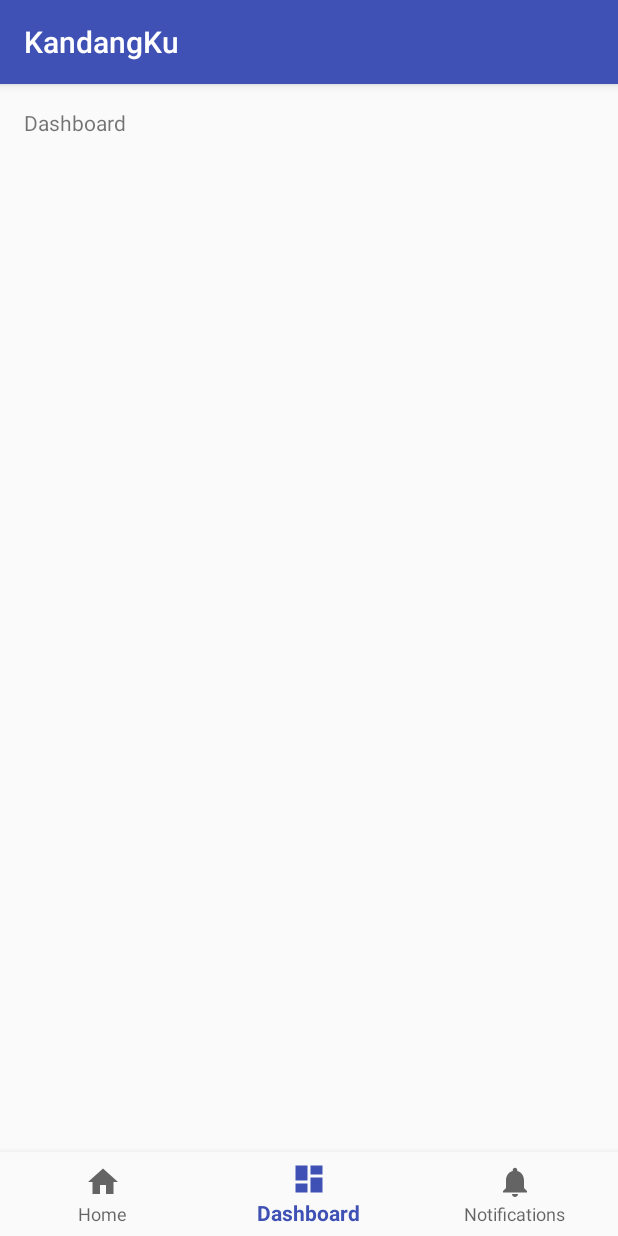
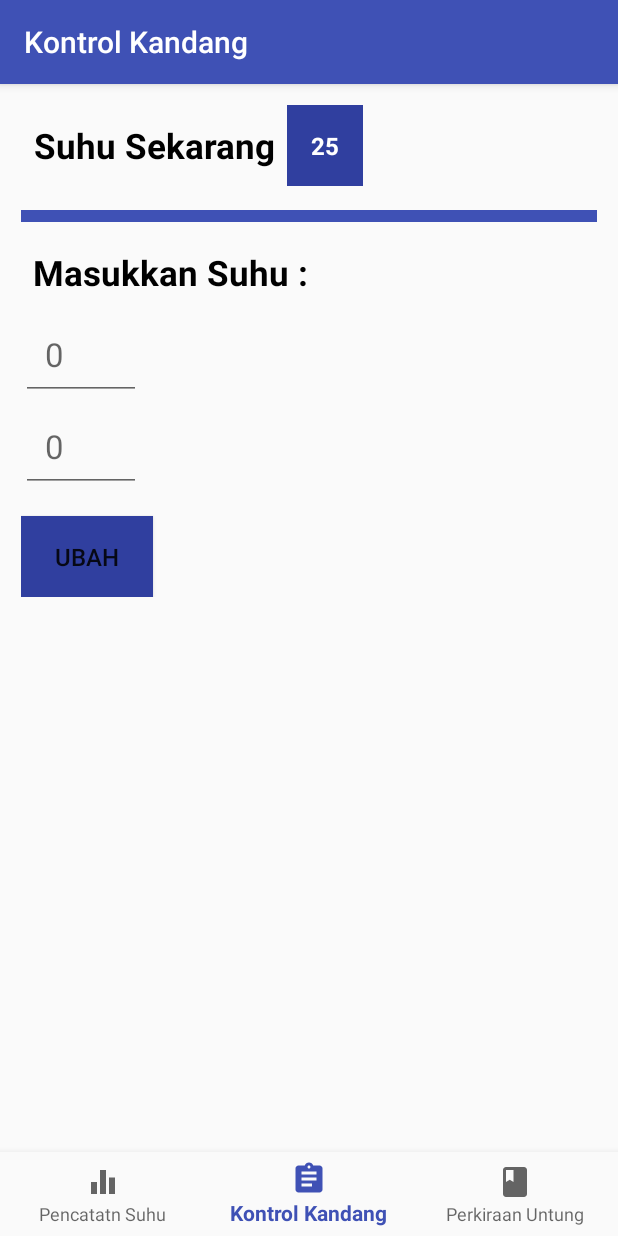
Before and after one commit to isepmm/KandangKu, an Android app: the screen it shows after launch (MainActivity), item 2 of the bottom bar chosen, on a phone screen of 412 x 824 dp. Run offline under Robolectric (Android 15) with nearby library versions, the phone set to English and light mode, and no system bars.

Commit message:
Fragment

```diff
--- a/app/build.gradle
+++ b/app/build.gradle
@@ -28,5 +28,6 @@ dependencies {
     compile 'com.android.support:appcompat-v7:26.+'
     compile 'com.android.support:design:26.+'
     compile 'com.android.support:support-vector-drawable:26.+'
+    compile 'com.android.support.constraint:constraint-layout:1.0.2'
     testCompile 'junit:junit:4.12'
 }
--- a/app/src/main/AndroidManifest.xml
+++ b/app/src/main/AndroidManifest.xml
@@ -18,6 +18,9 @@
                 <category android:name="android.intent.category.LAUNCHER" />
             </intent-filter>
         </activity>
+        <activity android:name=".FragmentKontrolKandang" />
+        <activity android:name=".FragmentPencatatanSuhu" />
+        <activity android:name=".FragmentPerkiraanUntung" />
     </application>
 
 </manifest>
--- /dev/null
+++ b/app/src/main/java/com/example/isepmm/kandangku/FragmentKontrolKandang.java
@@ -0,0 +1,21 @@
+package com.example.isepmm.kandangku;
+
+import android.support.annotation.Nullable;
+import android.support.v7.app.AppCompatActivity;
+import android.os.Bundle;
+import android.view.LayoutInflater;
+import android.view.View;
+import android.view.ViewGroup;
+
+public class FragmentKontrolKandang extends android.support.v4.app.Fragment {
+
+    public FragmentKontrolKandang(){
+
+    }
+
+    @Override
+    public View onCreateView(LayoutInflater inflater, ViewGroup container, Bundle savedInstanceState) {
+        View view = inflater.inflate(R.layout.activity_fragment_kontrol_kandang, container, false);
+        return view;
+    }
+}
--- /dev/null
+++ b/app/src/main/java/com/example/isepmm/kandangku/FragmentPencatatanSuhu.java
@@ -0,0 +1,20 @@
+package com.example.isepmm.kandangku;
+
+import android.support.v7.app.AppCompatActivity;
+import android.os.Bundle;
+import android.view.LayoutInflater;
+import android.view.View;
+import android.view.ViewGroup;
+
+public class FragmentPencatatanSuhu extends android.support.v4.app.Fragment {
+
+    public FragmentPencatatanSuhu (){
+
+    }
+
+    @Override
+    public View onCreateView(LayoutInflater inflater, ViewGroup container, Bundle savedInstanceState) {
+        View view = inflater.inflate(R.layout.activity_fragment_pencatatan_suhu, container, false);
+        return view;
+    }
+}
--- /dev/null
+++ b/app/src/main/java/com/example/isepmm/kandangku/FragmentPerkiraanUntung.java
@@ -0,0 +1,20 @@
+package com.example.isepmm.kandangku;
+
+import android.support.v7.app.AppCompatActivity;
+import android.os.Bundle;
+import android.view.LayoutInflater;
+import android.view.View;
+import android.view.ViewGroup;
+
+public class FragmentPerkiraanUntung extends android.support.v4.app.Fragment {
+
+    public FragmentPerkiraanUntung (){
+
+    }
+
+    @Override
+    public View onCreateView(LayoutInflater inflater, ViewGroup container, Bundle savedInstanceState) {
+        View view = inflater.inflate(R.layout.activity_fragment_perkiraan_untung, container, false);
+        return view;
+    }
+}
--- a/app/src/main/java/com/example/isepmm/kandangku/MainActivity.java
+++ b/app/src/main/java/com/example/isepmm/kandangku/MainActivity.java
@@ -1,45 +1,77 @@
 package com.example.isepmm.kandangku;
 
+import android.content.DialogInterface;
 import android.os.Bundle;
 import android.support.annotation.NonNull;
 import android.support.design.widget.BottomNavigationView;
+import android.support.v7.app.AlertDialog;
 import android.support.v7.app.AppCompatActivity;
+import android.view.KeyEvent;
 import android.view.MenuItem;
 import android.widget.TextView;
 
 public class MainActivity extends AppCompatActivity {
 
-    private TextView mTextMessage;
-
     private BottomNavigationView.OnNavigationItemSelectedListener mOnNavigationItemSelectedListener
             = new BottomNavigationView.OnNavigationItemSelectedListener() {
+
+        FragmentPencatatanSuhu fragmentPencatatanSuhu = new FragmentPencatatanSuhu();
+        FragmentKontrolKandang fragmentKontrolKandang = new FragmentKontrolKandang();
+        FragmentPerkiraanUntung fragmentPerkiraanUntung = new FragmentPerkiraanUntung();
 
         @Override
         public boolean onNavigationItemSelected(@NonNull MenuItem item) {
             switch (item.getItemId()) {
-                case R.id.navigation_home:
-                    mTextMessage.setText(R.string.title_home);
-                    return true;
-                case R.id.navigation_dashboard:
-                    mTextMessage.setText(R.string.title_dashboard);
-                    return true;
-                case R.id.navigation_notifications:
-                    mTextMessage.setText(R.string.title_notifications);
-                    return true;
+                case R.id.navigation_pencatatan_suhu:
+                    setTitle(R.string.pencatatn_suhu);
+                    changeFragment(new FragmentPencatatanSuhu());
+                    break;
+                case R.id.navigation_kontrol_kandang:
+                    setTitle(R.string.kontrol_kandang);
+                    changeFragment(new FragmentKontrolKandang());
+                    break;
+                case R.id.navigation_perkiraan_untung:
+                    setTitle(R.string.perkiraan_untung);
+                    changeFragment(new FragmentPerkiraanUntung());
+                    break;
             }
-            return false;
+            return true;
         }
+    };
 
-    };
+    public void changeFragment(android.support.v4.app.Fragment fragment) {
+        android.support.v4.app.FragmentTransaction transaction = getSupportFragmentManager().beginTransaction();
+        transaction.addToBackStack(null);
+        transaction.replace(R.id.content, fragment).commit();
+    }
 
     @Override
     protected void onCreate(Bundle savedInstanceState) {
         super.onCreate(savedInstanceState);
         setContentView(R.layout.activity_main);
 
-        mTextMessage = (TextView) findViewById(R.id.message);
         BottomNavigationView navigation = (BottomNavigationView) findViewById(R.id.navigation);
         navigation.setOnNavigationItemSelectedListener(mOnNavigationItemSelectedListener);
+
+        changeFragment(new FragmentPencatatanSuhu());
+        setTitle(R.string.pencatatn_suhu);
     }
 
+    @Override
+    public void onBackPressed() {
+        AlertDialog.Builder alertbox = new AlertDialog.Builder(this);
+        alertbox.setMessage(R.string.exit)
+                .setPositiveButton(R.string.yes, new DialogInterface.OnClickListener() {
+                    public void onClick(DialogInterface arg0, int arg1) {
+                        moveTaskToBack(true);
+                    }
+                })
+                .setNegativeButton(R.string.no, new DialogInterface.OnClickListener() {
+
+                    public void onClick(DialogInterface arg0, int arg1) {
+                        arg0.dismiss();
+                    }
+                })
+                .show();
+    }
 }
--- /dev/null
+++ b/app/src/main/res/drawable/kontrol_kandang.xml
@@ -0,0 +1,9 @@
+<vector xmlns:android="http://schemas.android.com/apk/res/android"
+        android:width="24dp"
+        android:height="24dp"
+        android:viewportWidth="24.0"
+        android:viewportHeight="24.0">
+    <path
+        android:fillColor="#FF000000"
+        android:pathData="M19,3h-4.18C14.4,1.84 13.3,1 12,1c-1.3,0 -2.4,0.84 -2.82,2L5,3c-1.1,0 -2,0.9 -2,2v14c0,1.1 0.9,2 2,2h14c1.1,0 2,-0.9 2,-2L21,5c0,-1.1 -0.9,-2 -2,-2zM12,3c0.55,0 1,0.45 1,1s-0.45,1 -1,1 -1,-0.45 -1,-1 0.45,-1 1,-1zM14,17L7,17v-2h7v2zM17,13L7,13v-2h10v2zM17,9L7,9L7,7h10v2z"/>
+</vector>
--- /dev/null
+++ b/app/src/main/res/drawable/pencatatan_suhu.xml
@@ -0,0 +1,9 @@
+<vector xmlns:android="http://schemas.android.com/apk/res/android"
+        android:width="24dp"
+        android:height="24dp"
+        android:viewportWidth="24.0"
+        android:viewportHeight="24.0">
+    <path
+        android:fillColor="#FF000000"
+        android:pathData="M10,20h4L14,4h-4v16zM4,20h4v-8L4,12v8zM16,9v11h4L20,9h-4z"/>
+</vector>
--- /dev/null
+++ b/app/src/main/res/drawable/perkiraan_untung.xml
@@ -0,0 +1,9 @@
+<vector xmlns:android="http://schemas.android.com/apk/res/android"
+        android:width="24dp"
+        android:height="24dp"
+        android:viewportWidth="24.0"
+        android:viewportHeight="24.0">
+    <path
+        android:fillColor="#FF000000"
+        android:pathData="M18,2H6c-1.1,0 -2,0.9 -2,2v16c0,1.1 0.9,2 2,2h12c1.1,0 2,-0.9 2,-2V4c0,-1.1 -0.9,-2 -2,-2zM6,4h5v8l-2.5,-1.5L6,12V4z"/>
+</vector>
--- /dev/null
+++ b/app/src/main/res/layout/activity_fragment_kontrol_kandang.xml
@@ -0,0 +1,102 @@
+<?xml version="1.0" encoding="utf-8"?>
+<ScrollView xmlns:android="http://schemas.android.com/apk/res/android"
+    xmlns:app="http://schemas.android.com/apk/res-auto"
+    xmlns:tools="http://schemas.android.com/tools"
+    android:layout_width="match_parent"
+    android:layout_height="match_parent"
+    tools:context="com.example.isepmm.kandangku.FragmentKontrolKandang">
+
+    <android.support.v4.widget.NestedScrollView
+        android:layout_width="match_parent"
+        android:layout_height="match_parent">
+
+        <LinearLayout
+            xmlns:android="http://schemas.android.com/apk/res/android"
+            android:layout_width="match_parent"
+            android:layout_height="wrap_content"
+            android:layout_margin="14dp"
+            android:orientation="vertical">
+
+            <LinearLayout
+                android:layout_width="match_parent"
+                android:layout_height="wrap_content"
+                android:layout_gravity="center"
+                android:orientation="horizontal">
+
+                <TextView
+                    android:layout_width="wrap_content"
+                    android:layout_height="match_parent"
+                    android:gravity="center"
+                    android:padding="8dp"
+                    android:text="@string/suhu_sekarang"
+                    android:textColor="@color/hitam"
+                    android:textSize="23sp"
+                    android:textStyle="bold" />
+
+                <TextView
+                    android:id="@+id/textView2"
+                    android:layout_width="wrap_content"
+                    android:layout_height="match_parent"
+                    android:background="@color/colorPrimaryDark"
+                    android:gravity="center"
+                    android:padding="16dp"
+                    android:text="25"
+                    android:textColor="@color/putih"
+                    android:textSize="16sp"
+                    android:textStyle="bold" />
+
+            </LinearLayout>
+
+            <View
+                android:layout_width="match_parent"
+                android:layout_height="8dp"
+                android:layout_marginTop="16dp"
+                android:background="@color/colorPrimary"
+                android:padding="16dp" />
+
+            <TextView
+                android:layout_width="wrap_content"
+                android:layout_height="match_parent"
+                android:gravity="center"
+                android:padding="8dp"
+                android:layout_marginTop="10dp"
+                android:text="@string/masukkan_suhu"
+                android:textColor="@color/hitam"
+                android:textSize="23sp"
+                android:textStyle="bold" />
+
+            <EditText
+                android:id="@+id/suhu_tinggi"
+                android:layout_width="80dp"
+                android:layout_height="match_parent"
+                android:hint="0"
+                android:textSize="22sp"
+                android:inputType="number"
+                android:maxLines="1"
+                android:padding="16dp" />
+
+            <EditText
+                android:id="@+id/suhu_rendah"
+                android:layout_width="80dp"
+                android:layout_height="match_parent"
+                android:hint="0"
+                android:textSize="22sp"
+                android:inputType="number"
+                android:maxLines="1"
+                android:padding="16dp" />
+
+            <Button
+                android:id="@+id/set"
+                android:layout_width="wrap_content"
+                android:layout_height="wrap_content"
+                android:layout_marginTop="16dp"
+                android:background="@color/colorPrimaryDark"
+                android:gravity="center"
+                android:padding="16dp"
+                android:text="@string/ubah"
+                android:textSize="16sp"/>
+
+        </LinearLayout>
+
+    </android.support.v4.widget.NestedScrollView>
+</ScrollView>
--- a/app/src/main/res/layout/activity_main.xml
+++ b/app/src/main/res/layout/activity_main.xml
@@ -14,16 +14,6 @@
         android:layout_height="0dp"
         android:layout_weight="1">
 
-        <TextView
-            android:id="@+id/message"
-            android:layout_width="match_parent"
-            android:layout_height="wrap_content"
-            android:layout_marginBottom="@dimen/activity_vertical_margin"
-            android:layout_marginLeft="@dimen/activity_horizontal_margin"
-            android:layout_marginRight="@dimen/activity_horizontal_margin"
-            android:layout_marginTop="@dimen/activity_vertical_margin"
-            android:text="@string/title_home" />
-
     </FrameLayout>
 
     <android.support.design.widget.BottomNavigationView
--- a/app/src/main/res/menu/navigation.xml
+++ b/app/src/main/res/menu/navigation.xml
@@ -2,18 +2,18 @@
 <menu xmlns:android="http://schemas.android.com/apk/res/android">
 
     <item
-        android:id="@+id/navigation_home"
-        android:icon="@drawable/ic_home_black_24dp"
-        android:title="@string/title_home" />
+        android:id="@+id/navigation_pencatatan_suhu"
+        android:icon="@drawable/pencatatan_suhu"
+        android:title="@string/pencatatn_suhu" />
 
     <item
-        android:id="@+id/navigation_dashboard"
-        android:icon="@drawable/ic_dashboard_black_24dp"
-        android:title="@string/title_dashboard" />
+        android:id="@+id/navigation_kontrol_kandang"
+        android:icon="@drawable/kontrol_kandang"
+        android:title="@string/kontrol_kandang" />
 
     <item
-        android:id="@+id/navigation_notifications"
-        android:icon="@drawable/ic_notifications_black_24dp"
-        android:title="@string/title_notifications" />
+        android:id="@+id/navigation_perkiraan_untung"
+        android:icon="@drawable/perkiraan_untung"
+        android:title="@string/perkiraan_untung" />
 
 </menu>
--- a/app/src/main/res/values/colors.xml
+++ b/app/src/main/res/values/colors.xml
@@ -2,5 +2,7 @@
 <resources>
     <color name="colorPrimary">#3F51B5</color>
     <color name="colorPrimaryDark">#303F9F</color>
-    <color name="colorAccent">#FF4081</color>
+    <color name="colorAccent">#303F9F</color>
+    <color name="hitam">#000000</color>
+    <color name="putih">#ffffff</color>
 </resources>
--- a/app/src/main/res/values/strings.xml
+++ b/app/src/main/res/values/strings.xml
@@ -1,6 +1,12 @@
 <resources>
     <string name="app_name">KandangKu</string>
-    <string name="title_home">Home</string>
-    <string name="title_dashboard">Dashboard</string>
-    <string name="title_notifications">Notifications</string>
+    <string name="pencatatn_suhu">Pencatatn Suhu</string>
+    <string name="kontrol_kandang">Kontrol Kandang</string>
+    <string name="perkiraan_untung">Perkiraan Untung</string>
+    <string name="exit">Apakah Anda Ingin Keluar Dari Aplikasi?</string>
+    <string name="yes">Ya</string>
+    <string name="no">Tidak</string>
+    <string name="ubah">ubah</string>
+    <string name="suhu_sekarang">Suhu Sekarang</string>
+    <string name="masukkan_suhu">Masukkan Suhu :</string>
 </resources>
```
Also changed, not shown: app/src/main/res/layout/activity_fragment_pencatatan_suhu.xml (added, +39 -0 lines), app/src/main/res/layout/activity_fragment_perkiraan_untung.xml (added, +39 -0 lines).
